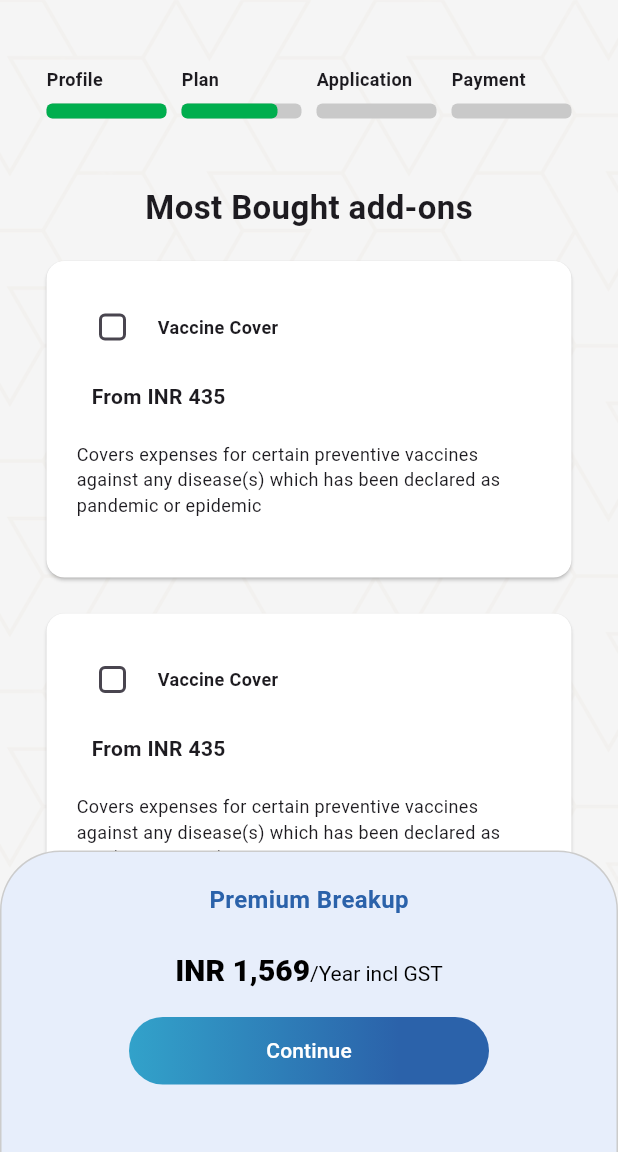
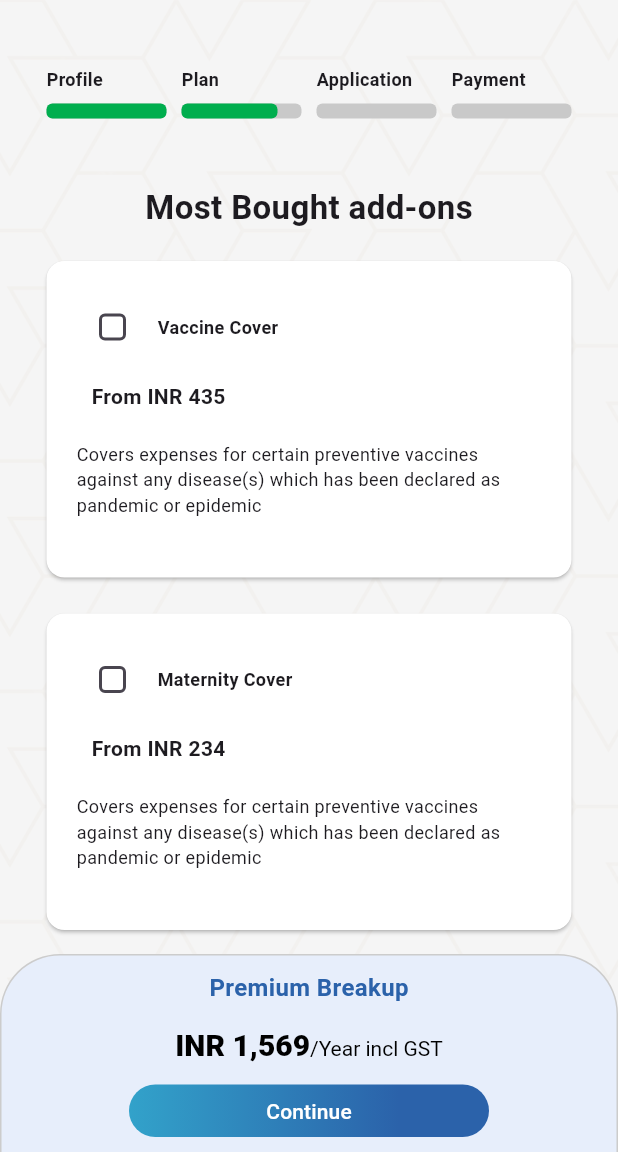
Before and after one commit to shammy-raushan/tata-demo, a Flutter app: the PlanAddons screen opened directly, on a phone screen of 412 x 824 dp, the part 84-1236 px from its top. Run offline on Flutter 3.47's test engine with Material 3 defaults, Android fonts, the phone set to English and light mode, and no system bars; our stand-ins replace carousel_slider, flutter_svg, otp_text_field, shared_preferences; accounts and stored records are empty; Roboto replaces fonts that are missing (openSans).

Commit message:
new changes

```diff
--- a/demo_tata_insurance/lib/insurance/components/submit_button.dart
+++ b/demo_tata_insurance/lib/insurance/components/submit_button.dart
@@ -4,13 +4,18 @@ class GradientButton extends StatelessWidget {
   final VoidCallback? onPressed;
   final String text;
   final bool isDisabled;
+  final double height;
 
-  GradientButton({required this.text, this.onPressed, this.isDisabled = false});
+  GradientButton(
+      {required this.text,
+      this.onPressed,
+      this.isDisabled = false,
+      this.height = 45});
 
   @override
   Widget build(BuildContext context) {
     return Container(
-      height: 45,
+      height: height,
       decoration: BoxDecoration(
         gradient: isDisabled
             ? null
--- a/demo_tata_insurance/lib/insurance/plan_addons.dart
+++ b/demo_tata_insurance/lib/insurance/plan_addons.dart
@@ -86,6 +86,7 @@ class _PlanAddonsState extends State<PlanAddons> {
                                 int index = entry.key;
                                 return AddOnsCard(
                                     index: index,
+                                    data: planAddons[index],
                                     isChecked: selectedCards.contains(index),
                                     onChanged: onCardSelected);
                               }).toList(),
@@ -95,7 +96,7 @@ class _PlanAddonsState extends State<PlanAddons> {
           Positioned(
             bottom: 0,
             child: Container(
-                padding: EdgeInsets.all(20),
+                padding: EdgeInsets.symmetric(vertical: 10, horizontal: 10),
                 width: MediaQuery.of(context).size.width,
                 decoration: BoxDecoration(
                   color: Color(0xFFE7EEFB),
@@ -116,7 +117,7 @@ class _PlanAddonsState extends State<PlanAddons> {
                             fontSize: 16,
                             fontWeight: FontWeight.w700,
                             color: Color(0xFF2B62AA))),
-                    SizedBox(height: 24),
+                    SizedBox(height: 15),
                     RichText(
                       text: TextSpan(
                         style: TextStyle(
@@ -129,17 +130,16 @@ class _PlanAddonsState extends State<PlanAddons> {
                               text: formatCurrency(termAmountWithAddons),
                               style: TextStyle(
                                   fontSize: 20, fontWeight: FontWeight.w900)),
-                          TextSpan(
-                            text: "/Year incl GST",
-                          ),
+                          TextSpan(text: "/Year incl GST"),
                         ],
                       ),
                     ),
-                    SizedBox(height: 20),
+                    SizedBox(height: 15),
                     SizedBox(
                         width: 240,
                         child: GradientButton(
                             text: "Continue",
+                            height: 35,
                             onPressed: () => widget.goback
                                 ? Navigator.pushAndRemoveUntil(
                                     context,
@@ -151,7 +151,6 @@ class _PlanAddonsState extends State<PlanAddons> {
                                     MaterialPageRoute(
                                         builder: (context) => HealthOverview()),
                                   ))),
-                    SizedBox(height: 25),
                   ],
                 )),
           )
@@ -184,7 +183,7 @@ class AddOnsCard extends StatelessWidget {
       required this.isChecked,
       required this.onChanged,
       required this.index,
-      this.data});
+      required this.data});
 
   @override
   Widget build(BuildContext context) {
@@ -200,20 +199,19 @@ class AddOnsCard extends StatelessWidget {
                     value: isChecked,
                     onChanged: (value) => {onChanged(value!, index)}),
                 SizedBox(width: 6),
-                Text("Vaccine Cover",
+                Text(data['title'],
                     style:
                         TextStyle(fontSize: 12, fontWeight: FontWeight.w700)),
               ]),
               SizedBox(height: 12),
               Padding(
                 padding: const EdgeInsets.only(left: 10.0),
-                child: Text("From INR 435",
+                child: Text("From " + formatCurrency(data['price']),
                     style:
                         TextStyle(fontSize: 14, fontWeight: FontWeight.w700)),
               ),
               SizedBox(height: 20),
-              Text(
-                  "Covers expenses for certain preventive vaccines against any disease(s) which has been declared as pandemic or epidemic",
+              Text(data['description'],
                   style: TextStyle(fontSize: 12, fontWeight: FontWeight.w400)),
             ])));
   }
--- a/demo_tata_insurance/lib/utils/sample_values.dart
+++ b/demo_tata_insurance/lib/utils/sample_values.dart
@@ -76,49 +76,49 @@ const List<Map<String, dynamic>> planAddons = [
   },
   {
     "title": "Maternity Cover",
-    "price": "435",
+    "price": "234",
     "description":
         "Covers expenses for certain preventive vaccines against any disease(s) which has been declared as pandemic or epidemic"
   },
   {
     "title": "Critical Illness Cover",
-    "price": "435",
+    "price": "423",
     "description":
         "Covers expenses for certain preventive vaccines against any disease(s) which has been declared as pandemic or epidemic"
   },
   {
     "title": "Personal Accident Cover",
-    "price": "435",
+    "price": "654",
     "description":
         "Covers expenses for certain preventive vaccines against any disease(s) which has been declared as pandemic or epidemic"
   },
   {
     "title": "Cancer Cover",
-    "price": "435",
+    "price": "245",
     "description":
         "Covers expenses for certain preventive vaccines against any disease(s) which has been declared as pandemic or epidemic"
   },
   {
     "title": "Heart Cover",
-    "price": "435",
+    "price": "546",
     "description":
         "Covers expenses for certain preventive vaccines against any disease(s) which has been declared as pandemic or epidemic"
   },
   {
     "title": "Diabetes Cover",
-    "price": "435",
+    "price": "345",
     "description":
         "Covers expenses for certain preventive vaccines against any disease(s) which has been declared as pandemic or epidemic"
   },
   {
     "title": "Kidney Cover",
-    "price": "435",
+    "price": "735",
     "description":
         "Covers expenses for certain preventive vaccines against any disease(s) which has been declared as pandemic or epidemic"
   },
   {
     "title": "Liver Cover",
-    "price": "435",
+    "price": "135",
     "description":
         "Covers expenses for certain preventive vaccines against any disease(s) which has been declared as pandemic or epidemic"
   }
```
Also changed, not shown: demo_tata_insurance/lib/insurance/plan-tiles.dart (+6 -2 lines), demo_tata_insurance/lib/insurance/proposal.dart (+18 -15 lines), demo_tata_insurance/lib/insurance/self.dart (+31 -15 lines), demo_tata_insurance/lib/insurance/term_selection.dart (+6 -13 lines).
